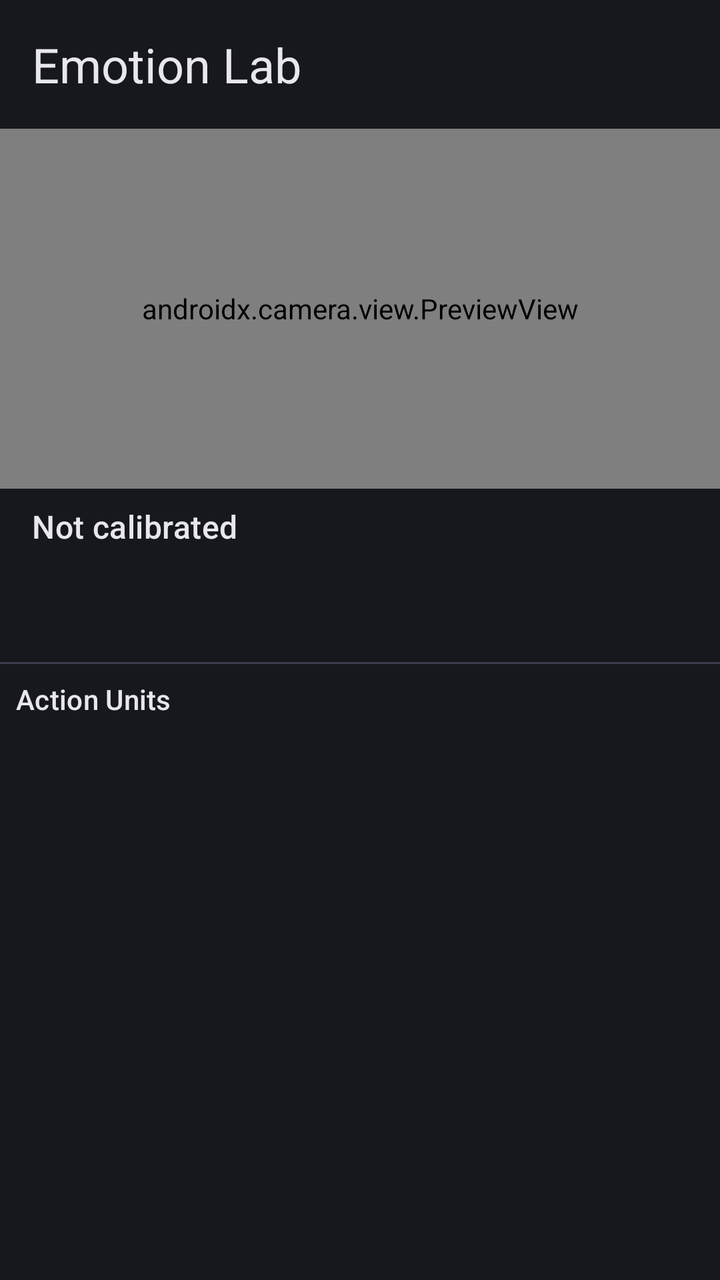
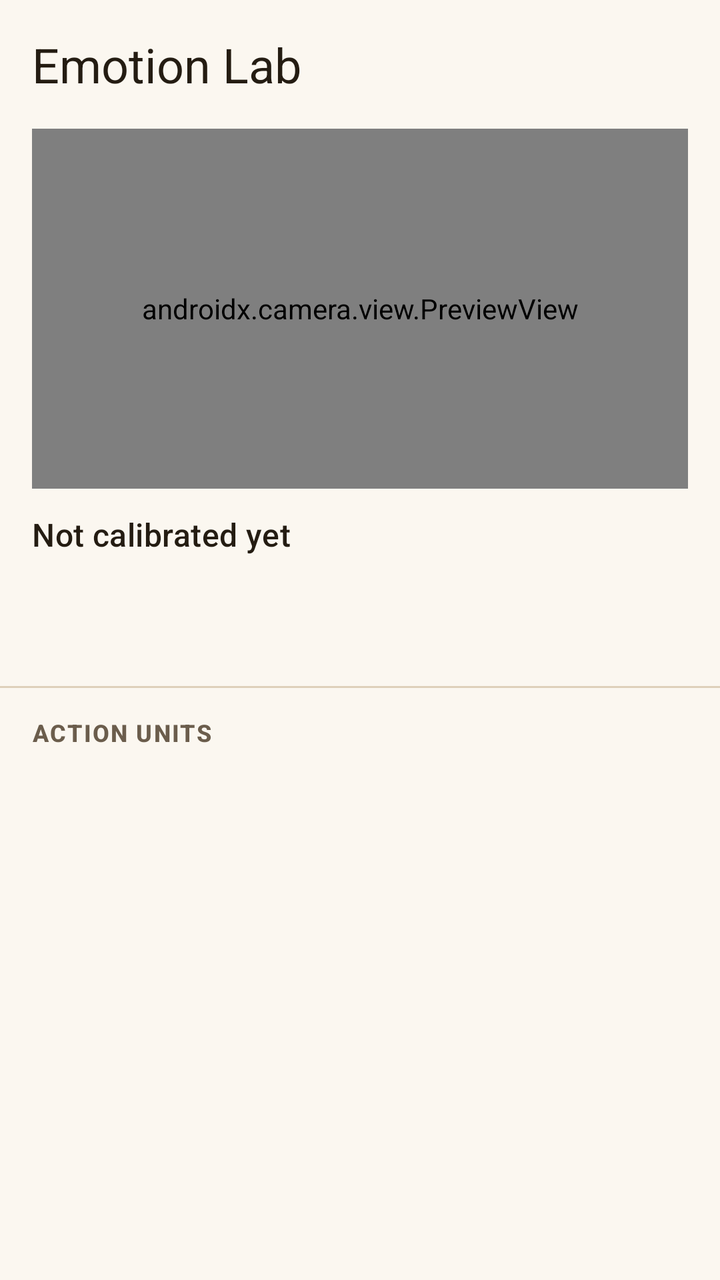

Screens rendered from an Android XML layout before and after an edit, with the pre-edit source and the edit as a unified diff.
<!-- AndroidManifest.xml: application theme Theme.MoodBoard -->
<!-- res/layout/activity_emotion_lab.xml -->
<?xml version="1.0" encoding="utf-8"?>
<LinearLayout xmlns:android="http://schemas.android.com/apk/res/android"
    android:layout_width="match_parent"
    android:layout_height="match_parent"
    android:background="@color/kb_background"
    android:orientation="vertical">

    <TextView
        android:layout_width="wrap_content"
        android:layout_height="wrap_content"
        android:layout_margin="16dp"
        android:text="@string/emotion_lab_title"
        android:textColor="@color/kb_text"
        android:textAppearance="?attr/textAppearanceHeadlineSmall" />

    <androidx.camera.view.PreviewView
        android:id="@+id/cameraPreview"
        android:layout_width="match_parent"
        android:layout_height="180dp" />

    <TextView
        android:id="@+id/emotionText"
        android:layout_width="match_parent"
        android:layout_height="wrap_content"
        android:layout_marginTop="8dp"
        android:paddingStart="16dp"
        android:paddingEnd="16dp"
        android:textColor="@color/kb_text"
        android:textAppearance="?attr/textAppearanceTitleMedium"
        android:text="@string/lab_uncalibrated" />

    <TextView
        android:id="@+id/distributionText"
        android:layout_width="match_parent"
        android:layout_height="wrap_content"
        android:paddingStart="16dp"
        android:paddingEnd="16dp"
        android:textColor="@color/kb_text_muted"
        android:textAppearance="?attr/textAppearanceBodySmall" />

    <TextView
        android:id="@+id/intensityText"
        android:layout_width="match_parent"
        android:layout_height="wrap_content"
        android:paddingStart="16dp"
        android:paddingEnd="16dp"
        android:textColor="@color/kb_text_muted"
        android:textAppearance="?attr/textAppearanceBodySmall" />

    <TextView
        android:id="@+id/calibrationText"
        android:layout_width="match_parent"
        android:layout_height="wrap_content"
        android:layout_marginBottom="8dp"
        android:paddingStart="16dp"
        android:paddingEnd="16dp"
        android:textColor="@color/md_success"
        android:textAppearance="?attr/textAppearanceBodySmall" />

    <View
        android:layout_width="match_parent"
        android:layout_height="1dp"
        android:background="@color/md_outline_variant" />

    <TextView
        android:layout_width="match_parent"
        android:layout_height="wrap_content"
        android:padding="8dp"
        android:text="@string/lab_au_header"
        android:textColor="@color/kb_text"
        android:textAppearance="?attr/textAppearanceTitleSmall" />

    <androidx.recyclerview.widget.RecyclerView
        android:id="@+id/auList"
        android:layout_width="match_parent"
        android:layout_height="0dp"
        android:layout_weight="1"
        android:clipToPadding="false"
        android:padding="8dp" />

    <TextView
        android:id="@+id/statusText"
        android:layout_width="match_parent"
        android:layout_height="wrap_content"
        android:padding="8dp"
        android:textColor="@color/kb_text_muted"
        android:textAppearance="?attr/textAppearanceLabelSmall" />

</LinearLayout>
<!-- resources referenced by this layout -->
<resources>
  <color name="kb_background">@color/md_surface</color>
  <color name="kb_text">@color/md_on_surface</color>
  <color name="kb_text_muted">@color/md_on_surface_variant</color>
  <color name="md_outline_variant">#FF3A3F4B</color>
  <color name="md_success">#FF8FE39B</color>
  <string name="emotion_lab_title">Emotion Lab</string>
  <string name="lab_au_header">Action Units</string>
  <string name="lab_uncalibrated">Not calibrated</string>
  <style name="Theme.MoodBoard" parent="Theme.Material3.DayNight.NoActionBar">
          <item name="colorPrimary">@color/md_primary</item>
          <item name="colorOnPrimary">@color/md_on_primary</item>
          <item name="colorPrimaryContainer">@color/md_primary_container</item>
          <item name="colorOnPrimaryContainer">@color/md_on_primary_container</item>
          <item name="colorSecondary">@color/md_secondary</item>
          <item name="colorOnSecondary">@color/md_on_secondary</item>
          <item name="colorSurface">@color/md_surface</item>
          <item name="colorOnSurface">@color/md_on_surface</item>
          <item name="colorSurfaceVariant">@color/md_surface_variant</item>
          <item name="colorOnSurfaceVariant">@color/md_on_surface_variant</item>
          <item name="colorOutline">@color/md_outline</item>
          <item name="colorOutlineVariant">@color/md_outline_variant</item>
          <item name="colorError">@color/md_error</item>
          <item name="colorOnError">@color/md_on_error</item>
          <item name="android:colorBackground">@color/md_surface</item>
          <item name="android:windowBackground">@color/md_surface</item>
          <item name="colorControlNormal">@color/md_on_surface_variant</item>
          <item name="shapeAppearanceSmallComponent">@style/ShapeAppearance.MoodBoard.Small</item>
          <item name="shapeAppearanceMediumComponent">@style/ShapeAppearance.MoodBoard.Medium</item>
      </style>
  <color name="md_surface">#FF16181D</color>
  <color name="md_on_surface">#FFE7E7EC</color>
  <color name="md_on_surface_variant">#FFB9BEC9</color>
  <color name="md_primary">#FF9C8CFF</color>
  <color name="md_on_primary">#FF2B1F66</color>
  <color name="md_primary_container">#FF483A99</color>
  <color name="md_on_primary_container">#FFE4DEFF</color>
  <color name="md_secondary">#FFC7C0DD</color>
  <color name="md_on_secondary">#FF302B49</color>
  <color name="md_surface_variant">#FF2B2F38</color>
  <color name="md_outline">#FF8A909C</color>
  <color name="md_error">#FFFF6B6B</color>
  <color name="md_on_error">#FF2B0A0A</color>
  <style name="ShapeAppearance.MoodBoard.Small" parent="ShapeAppearance.Material3.SmallComponent">
          <item name="cornerSize">8dp</item>
      </style>
  <style name="ShapeAppearance.MoodBoard.Medium" parent="ShapeAppearance.Material3.MediumComponent">
          <item name="cornerSize">12dp</item>
      </style>
</resources>

<!-- the commit's change to res/layout/activity_emotion_lab.xml (unified diff, before → after) -->
@@ -9,6 +9,7 @@
         android:layout_width="wrap_content"
         android:layout_height="wrap_content"
         android:layout_margin="16dp"
+        android:layout_marginBottom="10dp"
         android:text="@string/emotion_lab_title"
         android:textColor="@color/kb_text"
         android:textAppearance="?attr/textAppearanceHeadlineSmall" />
@@ -16,13 +17,15 @@
     <androidx.camera.view.PreviewView
         android:id="@+id/cameraPreview"
         android:layout_width="match_parent"
-        android:layout_height="180dp" />
+        android:layout_height="180dp"
+        android:layout_marginStart="16dp"
+        android:layout_marginEnd="16dp" />
 
     <TextView
         android:id="@+id/emotionText"
         android:layout_width="match_parent"
         android:layout_height="wrap_content"
-        android:layout_marginTop="8dp"
+        android:layout_marginTop="12dp"
         android:paddingStart="16dp"
         android:paddingEnd="16dp"
         android:textColor="@color/kb_text"
@@ -33,6 +36,7 @@
         android:id="@+id/distributionText"
         android:layout_width="match_parent"
         android:layout_height="wrap_content"
+        android:layout_marginTop="4dp"
         android:paddingStart="16dp"
         android:paddingEnd="16dp"
         android:textColor="@color/kb_text_muted"
@@ -51,24 +55,27 @@
         android:id="@+id/calibrationText"
         android:layout_width="match_parent"
         android:layout_height="wrap_content"
-        android:layout_marginBottom="8dp"
+        android:layout_marginBottom="12dp"
         android:paddingStart="16dp"
         android:paddingEnd="16dp"
         android:textColor="@color/md_success"
         android:textAppearance="?attr/textAppearanceBodySmall" />
 
-    <View
-        android:layout_width="match_parent"
-        android:layout_height="1dp"
-        android:background="@color/md_outline_variant" />
+    <View style="@style/SetupDivider" />
 
     <TextView
         android:layout_width="match_parent"
         android:layout_height="wrap_content"
-        android:padding="8dp"
+        android:paddingStart="16dp"
+        android:paddingEnd="16dp"
+        android:paddingTop="14dp"
+        android:paddingBottom="6dp"
+        android:letterSpacing="0.06"
+        android:textAllCaps="true"
         android:text="@string/lab_au_header"
-        android:textColor="@color/kb_text"
-        android:textAppearance="?attr/textAppearanceTitleSmall" />
+        android:textColor="@color/kb_text_muted"
+        android:textAppearance="?attr/textAppearanceLabelMedium"
+        android:textStyle="bold" />
 
     <androidx.recyclerview.widget.RecyclerView
         android:id="@+id/auList"
@@ -76,7 +83,9 @@
         android:layout_height="0dp"
         android:layout_weight="1"
         android:clipToPadding="false"
-        android:padding="8dp" />
+        android:paddingStart="12dp"
+        android:paddingEnd="12dp"
+        android:paddingBottom="8dp" />
 
     <TextView
         android:id="@+id/statusText"
<!-- resource entries referenced after the edit -->
@@ -3,11 +3,16 @@
   <color name="kb_background">@color/md_surface</color>
   <color name="kb_text">@color/md_on_surface</color>
   <color name="kb_text_muted">@color/md_on_surface_variant</color>
-  <color name="md_outline_variant">#FF3A3F4B</color>
-  <color name="md_success">#FF8FE39B</color>
+  <color name="md_outline_variant">#FFDED0BA</color>
+  <color name="md_success">#FF2F7526</color>
   <string name="emotion_lab_title">Emotion Lab</string>
-  <string name="lab_au_header">Action Units</string>
-  <string name="lab_uncalibrated">Not calibrated</string>
+  <string name="lab_au_header">Action units</string>
+  <string name="lab_uncalibrated">Not calibrated yet</string>
+  <style name="SetupDivider">
+          <item name="android:layout_width">match_parent</item>
+          <item name="android:layout_height">1dp</item>
+          <item name="android:background">@color/md_outline_variant</item>
+      </style>
   <style name="Theme.MoodBoard" parent="Theme.Material3.DayNight.NoActionBar">
           <item name="colorPrimary">@color/md_primary</item>
           <item name="colorOnPrimary">@color/md_on_primary</item>
@@ -29,19 +34,19 @@
           <item name="shapeAppearanceSmallComponent">@style/ShapeAppearance.MoodBoard.Small</item>
           <item name="shapeAppearanceMediumComponent">@style/ShapeAppearance.MoodBoard.Medium</item>
       </style>
-  <color name="md_surface">#FF16181D</color>
-  <color name="md_on_surface">#FFE7E7EC</color>
-  <color name="md_on_surface_variant">#FFB9BEC9</color>
-  <color name="md_primary">#FF9C8CFF</color>
-  <color name="md_on_primary">#FF2B1F66</color>
-  <color name="md_primary_container">#FF483A99</color>
-  <color name="md_on_primary_container">#FFE4DEFF</color>
-  <color name="md_secondary">#FFC7C0DD</color>
-  <color name="md_on_secondary">#FF302B49</color>
-  <color name="md_surface_variant">#FF2B2F38</color>
-  <color name="md_outline">#FF8A909C</color>
-  <color name="md_error">#FFFF6B6B</color>
-  <color name="md_on_error">#FF2B0A0A</color>
+  <color name="md_surface">#FFFBF7F0</color>
+  <color name="md_on_surface">#FF241C12</color>
+  <color name="md_on_surface_variant">#FF6B5D4C</color>
+  <color name="md_primary">#FFA15D0A</color>
+  <color name="md_on_primary">#FFFFFBF3</color>
+  <color name="md_primary_container">#FFFBE4C0</color>
+  <color name="md_on_primary_container">#FF5A3400</color>
+  <color name="md_secondary">#FF8A5A22</color>
+  <color name="md_on_secondary">#FFFFFBF3</color>
+  <color name="md_surface_variant">#FFF0E6D6</color>
+  <color name="md_outline">#FFA6957C</color>
+  <color name="md_error">#FFC22F35</color>
+  <color name="md_on_error">#FFFFFBF3</color>
   <style name="ShapeAppearance.MoodBoard.Small" parent="ShapeAppearance.Material3.SmallComponent">
           <item name="cornerSize">8dp</item>
       </style>
